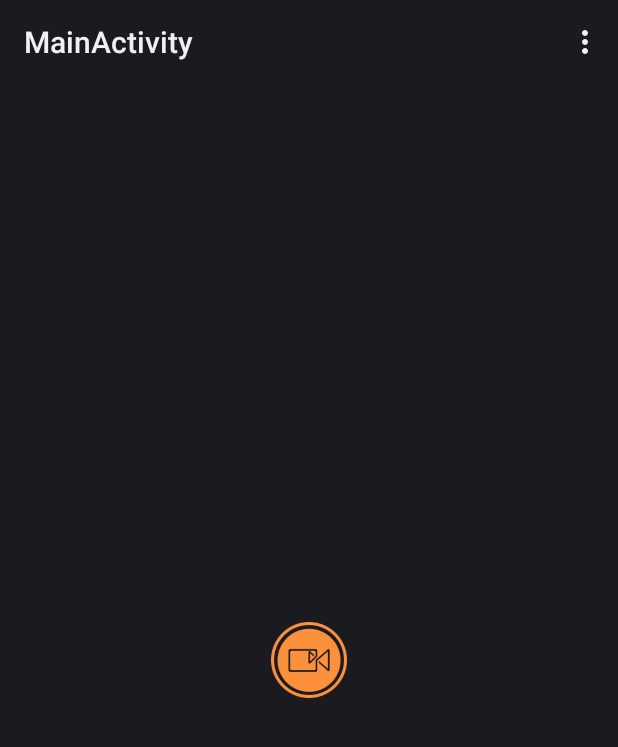
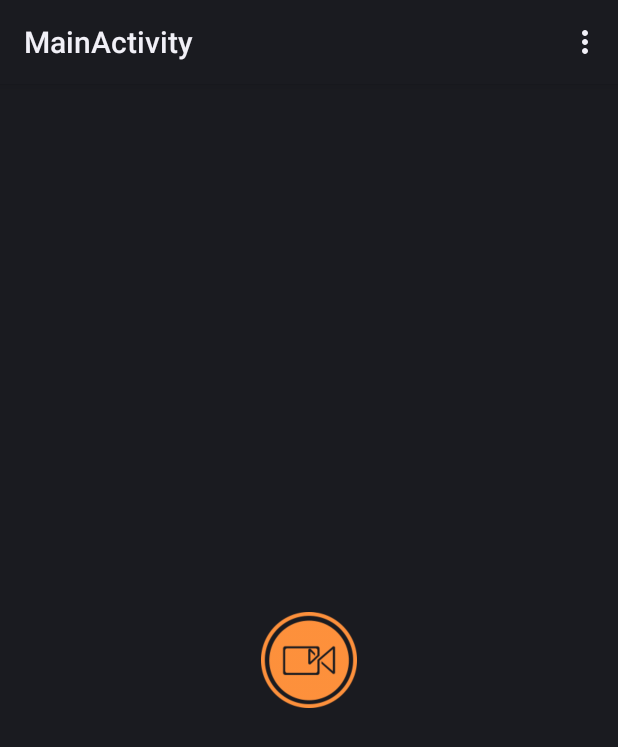
Before and after one commit to noproxy/CircularProgressView, an Android app: the screen it shows after launch (MainActivity), on a phone screen of 412 x 824 dp. Shown: the top 747 px of the screen. Run offline under Robolectric (Android 15) with nearby library versions, the phone set to English and light mode, and no system bars.

Commit message:
add margins attr for every drawable update sample

```diff
--- a/library/src/main/java/me/toxz/circularprogressview/library/CircularProgressView.java
+++ b/library/src/main/java/me/toxz/circularprogressview/library/CircularProgressView.java
@@ -22,7 +22,9 @@ public class CircularProgressView extends FrameLayout {
     private Circle mCircleView;
     private ImageView mFillView;
     private float mStrokeSize = getResources().getDimension(R.dimen.default_stroke_size);
-    private int mDrawableMargins = (int) getResources().getDimension(R.dimen.default_drawable_margins);
+    private int mStartDrawableMargins = (int) getResources().getDimension(R.dimen.default_drawable_margins);
+    private int mProgressDrawableMargins = mStartDrawableMargins;
+    private int mEndDrawableMargins = mStartDrawableMargins;
     private Drawable mStartDrawable = getResources().getDrawable(R.drawable.default_start_drawable);
     private Drawable mProgressDrawable = getResources().getDrawable(R.drawable.default_progress_drawable);
     private Drawable mEndDrawable = getResources().getDrawable(R.drawable.default_end_drawable);
@@ -73,7 +75,9 @@ public class CircularProgressView extends FrameLayout {
         // Use getDimensionPixelSize or getDimensionPixelOffset when dealing with
         // values that should fall on pixel boundaries.
         mStrokeSize = a.getDimension(R.styleable.CircularProgressView_strokeSize, mStrokeSize);
-        mDrawableMargins = (int) a.getDimension(R.styleable.CircularProgressView_drawableMargins, mDrawableMargins);
+        mStartDrawableMargins = (int) a.getDimension(R.styleable.CircularProgressView_startDrawableMargins, mStartDrawableMargins);
+        mProgressDrawableMargins = (int) a.getDimension(R.styleable.CircularProgressView_progressDrawableMargins, mProgressDrawableMargins);
+        mEndDrawableMargins = (int) a.getDimension(R.styleable.CircularProgressView_endDrawableMargins, mEndDrawableMargins);
 
         if (a.hasValue(R.styleable.CircularProgressView_startDrawable)) {
             mStartDrawable = a.getDrawable(
@@ -152,6 +156,8 @@ public class CircularProgressView extends FrameLayout {
             @Override
             public void onAnimationEnd(Animation animation) {
                 mCenterImage.setVisibility(INVISIBLE);
+                wrapLayoutParams.setMargins(mProgressDrawableMargins, mProgressDrawableMargins, mProgressDrawableMargins, mProgressDrawableMargins);
+                mCenterImage.setLayoutParams(wrapLayoutParams);
                 mCenterImage.setImageDrawable(mProgressDrawable);
                 mCenterImage.setVisibility(VISIBLE);
                 mCenterImage.startAnimation(in);
@@ -173,6 +179,8 @@ public class CircularProgressView extends FrameLayout {
             @Override
             public void onAnimationEnd(Animation animation) {
                 mCircleView.setVisibility(INVISIBLE);
+                wrapLayoutParams.setMargins(mEndDrawableMargins, mEndDrawableMargins, mEndDrawableMargins, mEndDrawableMargins);
+                mCenterImage.setLayoutParams(wrapLayoutParams);
                 mCenterImage.setImageDrawable(mEndDrawable);
                 mCenterImage.setVisibility(VISIBLE);
                 mStatus = Status.END;
@@ -187,16 +195,18 @@ public class CircularProgressView extends FrameLayout {
 
     }
 
+    FrameLayout.LayoutParams wrapLayoutParams;
+
     private void initView() {
         Log.i("CircularProgressView", "width: " + getWidth() + ", height: " + getHeight());
         Log.i("CircularProgressView", "measureWidth: " + getMeasuredWidth() + ", measureHeight: " + getMeasuredHeight());
-        FrameLayout.LayoutParams lp = new FrameLayout.LayoutParams(FrameLayout.LayoutParams.WRAP_CONTENT,
+        wrapLayoutParams = new FrameLayout.LayoutParams(FrameLayout.LayoutParams.WRAP_CONTENT,
                 FrameLayout.LayoutParams.WRAP_CONTENT);
-        lp.setMargins(mDrawableMargins, mDrawableMargins, mDrawableMargins, mDrawableMargins);
+        wrapLayoutParams.setMargins(mStartDrawableMargins, mStartDrawableMargins, mStartDrawableMargins, mStartDrawableMargins);
 
         mCenterImage.setImageDrawable(mStartDrawable);
         mStatus = Status.START;
-        this.addView(mCenterImage, lp);
+        this.addView(mCenterImage, wrapLayoutParams);
     }
 
 
@@ -285,6 +295,8 @@ public class CircularProgressView extends FrameLayout {
         this.setProgress(0);
         mCircleView.reset();
         mCircleView.setVisibility(View.INVISIBLE);
+        wrapLayoutParams.setMargins(mStartDrawableMargins, mStartDrawableMargins, mStartDrawableMargins, mStartDrawableMargins);
+        mCenterImage.setLayoutParams(wrapLayoutParams);
         mCenterImage.setImageDrawable(mStartDrawable);
         mStatus = Status.START;
 
--- a/library/src/main/res/values/attrs.xml
+++ b/library/src/main/res/values/attrs.xml
@@ -3,9 +3,13 @@
     <declare-styleable name="CircularProgressView">
         <attr name="strokeSize" format="dimension"/>
         <attr name="strokeColor" format="color"/>
+
         <attr name="startDrawable" format="color|reference"/>
         <attr name="progressDrawable" format="color|reference"/>
         <attr name="endDrawable" format="color|reference"/>
-        <attr name="drawableMargins" format="dimension"/>
+
+        <attr name="startDrawableMargins" format="dimension"/>
+        <attr name="progressDrawableMargins" format="dimension"/>
+        <attr name="endDrawableMargins" format="dimension"/>
     </declare-styleable>
 </resources>
--- a/sample/src/main/res/layout/activity_main.xml
+++ b/sample/src/main/res/layout/activity_main.xml
@@ -15,6 +15,10 @@
             android:layout_width="64dp"
             android:layout_height="64dp"
             android:layout_centerInParent="true"
+            app:startDrawableMargins="0dp"
+            app:progressDrawableMargins="12dp"
+            app:endDrawableMargins="0dp"
+            app:strokeSize="3dp"
             >
     </me.toxz.circularprogressview.library.CircularProgressView>
 </RelativeLayout>
```
